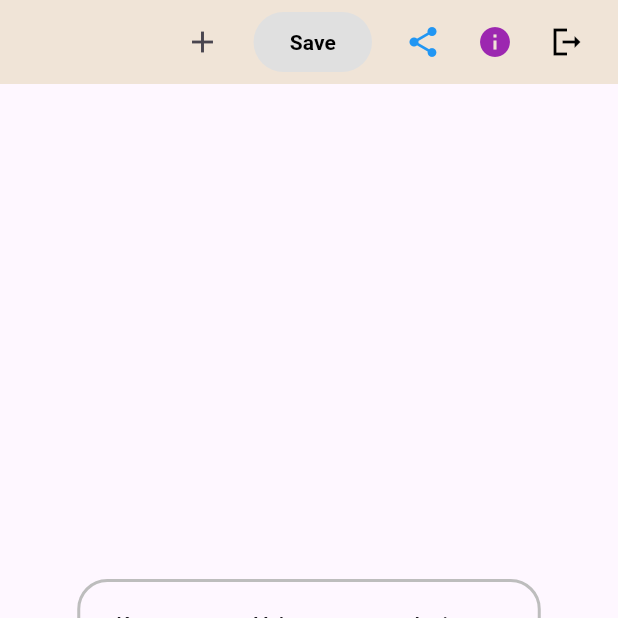
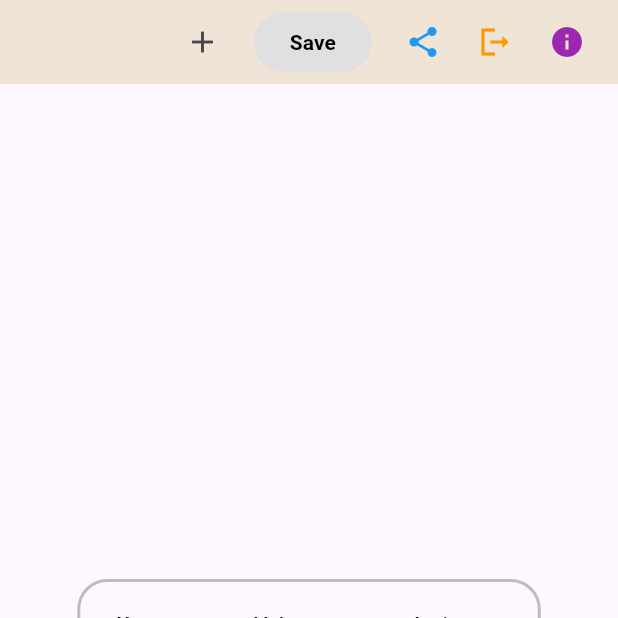
Before and after one commit to anusii/keypod, a Flutter app: the KeyValueTable screen opened directly with empty values, after a tap on the "add" icon, on a phone screen of 412 x 824 dp, the top half of it. Run offline on Flutter 3.47's test engine with Material 3 defaults, Android fonts, the phone set to English and light mode, and no system bars; our stand-ins replace universal_io; missing offline and left inert: editable, rdflib, solidpod, window_manager; statements that could not run were skipped.

Commit message:
Reorder top left buttons.

```diff
--- a/lib/screens/data_table.dart
+++ b/lib/screens/data_table.dart
@@ -1,6 +1,6 @@
 /// A data table to edit key/value pairs and save them in a POD.
 ///
-// Time-stamp: <Thursday 2024-06-27 09:59:54 +1000 Graham Williams>
+// Time-stamp: <Thursday 2024-06-27 15:26:06 +1000 Graham Williams>
 ///
 /// Copyright (C) 2024, Software Innovation Institute, ANU.
 ///
@@ -289,19 +289,19 @@ class _KeyValueTableState extends State<KeyValueTable> {
           ),
           IconButton(
             icon: const Icon(
+              Icons.logout_sharp,
+              color: Colors.orange,
+            ),
+            onPressed: () async => logoutPopup(context, const KeyPod()),
+            tooltip: 'Logout of your solid pod.',
+          ),
+          IconButton(
+            icon: const Icon(
               Icons.info,
               color: Colors.purple,
             ),
             onPressed: () async => aboutDialog(context),
             tooltip: 'About the app.',
-          ),
-          IconButton(
-            icon: const Icon(
-              Icons.logout_sharp,
-              color: Colors.black,
-            ),
-            onPressed: () async => logoutPopup(context, const KeyPod()),
-            tooltip: 'Logout of your solid pod.',
           ),
           smallGapH,
         ],
```
